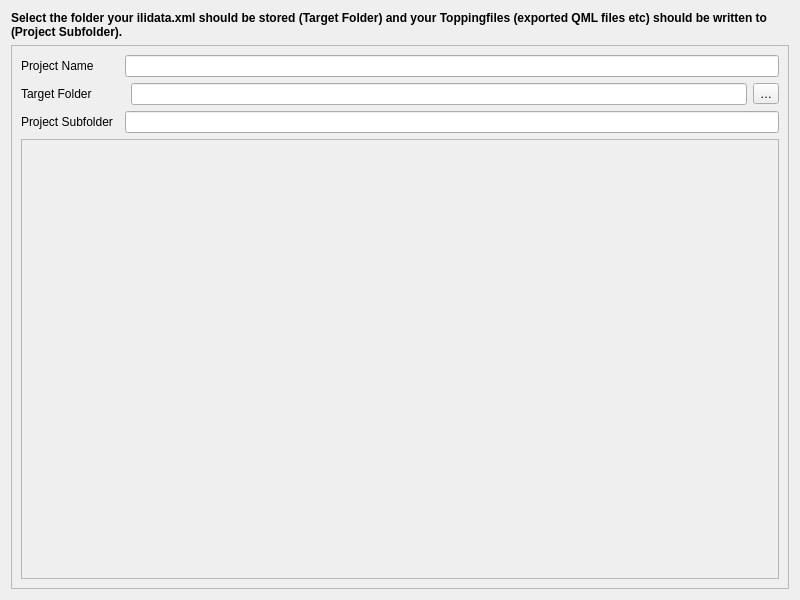
This is QgisModelBaker/ui/topping_wizard/target.ui in opengisch/QgisModelBaker as Qt 5 draws it before an edit. The edited form follows.
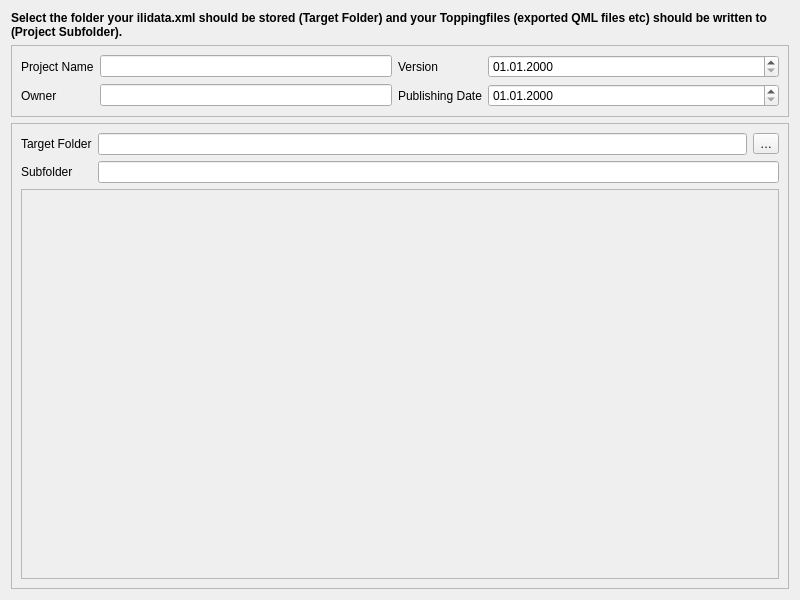
This is the edited form. Custom widgets are drawn as their Qt base class.

```diff
--- a/QgisModelBaker/ui/topping_wizard/target.ui
+++ b/QgisModelBaker/ui/topping_wizard/target.ui
@@ -13,8 +13,8 @@
   <property name="windowTitle">
    <string>Select Files</string>
   </property>
-  <layout class="QGridLayout" name="gridLayout">
-   <item row="1" column="0">
+  <layout class="QGridLayout" name="gridLayout_3">
+   <item row="2" column="0">
     <widget class="QFrame" name="frame">
      <property name="sizePolicy">
       <sizepolicy hsizetype="Preferred" vsizetype="Expanding">
@@ -29,31 +29,17 @@
       <enum>QFrame::Raised</enum>
      </property>
      <layout class="QGridLayout" name="gridLayout_2">
-      <item row="4" column="0" colspan="5">
-       <widget class="QTextEdit" name="info_textedit">
-        <property name="enabled">
-         <bool>false</bool>
-        </property>
-        <property name="autoFillBackground">
-         <bool>true</bool>
-        </property>
-       </widget>
-      </item>
       <item row="0" column="0">
-       <widget class="QLabel" name="projectname_label">
+       <widget class="QLabel" name="sub_folder_label">
         <property name="text">
-         <string>Project Name</string>
+         <string>Target Folder</string>
         </property>
        </widget>
       </item>
-      <item row="3" column="0">
-       <widget class="QLabel" name="main_folder_label">
-        <property name="text">
-         <string>Project Subfolder</string>
-        </property>
-       </widget>
+      <item row="0" column="1">
+       <widget class="QLineEdit" name="main_folder_line_edit"/>
       </item>
-      <item row="2" column="4">
+      <item row="0" column="2">
        <widget class="QToolButton" name="main_folder_browse_button">
         <property name="toolTip">
          <string>Browse XTF files</string>
@@ -63,22 +49,26 @@
         </property>
        </widget>
       </item>
-      <item row="2" column="0">
-       <widget class="QLabel" name="sub_folder_label">
+      <item row="1" column="0">
+       <widget class="QLabel" name="main_folder_label">
         <property name="text">
-         <string>Target Folder</string>
+         <string>Subfolder</string>
         </property>
        </widget>
       </item>
-      <item row="0" column="2" colspan="3">
-       <widget class="QLineEdit" name="projectname_line_edit"/>
-      </item>
-      <item row="2" column="3">
-       <widget class="QLineEdit" name="main_folder_line_edit"/>
-      </item>
-      <item row="3" column="2" colspan="3">
+      <item row="1" column="1" colspan="2">
        <widget class="QLineEdit" name="sub_folder_line_edit"/>
       </item>
+      <item row="2" column="0" colspan="3">
+       <widget class="QTextEdit" name="info_textedit">
+        <property name="enabled">
+         <bool>false</bool>
+        </property>
+        <property name="autoFillBackground">
+         <bool>true</bool>
+        </property>
+       </widget>
+      </item>
      </layout>
     </widget>
    </item>
@@ -107,8 +97,87 @@
      </property>
     </widget>
    </item>
+   <item row="1" column="0">
+    <widget class="QFrame" name="frame_2">
+     <property name="frameShape">
+      <enum>QFrame::StyledPanel</enum>
+     </property>
+     <property name="frameShadow">
+      <enum>QFrame::Raised</enum>
+     </property>
+     <layout class="QGridLayout" name="gridLayout">
+      <item row="0" column="0">
+       <widget class="QLabel" name="projectname_label">
+        <property name="text">
+         <string>Project Name</string>
+        </property>
+       </widget>
+      </item>
+      <item row="0" column="1">
+       <widget class="QLineEdit" name="projectname_line_edit"/>
+      </item>
+      <item row="0" column="2">
+       <widget class="QLabel" name="version_label">
+        <property name="text">
+         <string>Version</string>
+        </property>
+       </widget>
+      </item>
+      <item row="0" column="3">
+       <widget class="QgsDateTimeEdit" name="version_date_edit">
+        <property name="sizePolicy">
+         <sizepolicy hsizetype="Expanding" vsizetype="Fixed">
+          <horstretch>0</horstretch>
+          <verstretch>0</verstretch>
+         </sizepolicy>
+        </property>
+        <property name="displayFormat">
+         <string>dd.MM.yyyy</string>
+        </property>
+       </widget>
+      </item>
+      <item row="1" column="0">
+       <widget class="QLabel" name="owner_label">
+        <property name="text">
+         <string>Owner</string>
+        </property>
+       </widget>
+      </item>
+      <item row="1" column="1">
+       <widget class="QLineEdit" name="owner_line_edit"/>
+      </item>
+      <item row="1" column="2">
+       <widget class="QLabel" name="publishingdate_label">
+        <property name="text">
+         <string>Publishing Date</string>
+        </property>
+       </widget>
+      </item>
+      <item row="1" column="3">
+       <widget class="QgsDateTimeEdit" name="publishingdate_date_edit">
+        <property name="sizePolicy">
+         <sizepolicy hsizetype="Expanding" vsizetype="Fixed">
+          <horstretch>0</horstretch>
+          <verstretch>0</verstretch>
+         </sizepolicy>
+        </property>
+        <property name="displayFormat">
+         <string>dd.MM.yyyy</string>
+        </property>
+       </widget>
+      </item>
+     </layout>
+    </widget>
+   </item>
   </layout>
  </widget>
+ <customwidgets>
+  <customwidget>
+   <class>QgsDateTimeEdit</class>
+   <extends>QDateTimeEdit</extends>
+   <header>qgsdatetimeedit.h</header>
+  </customwidget>
+ </customwidgets>
  <resources/>
  <connections/>
 </ui>
```
